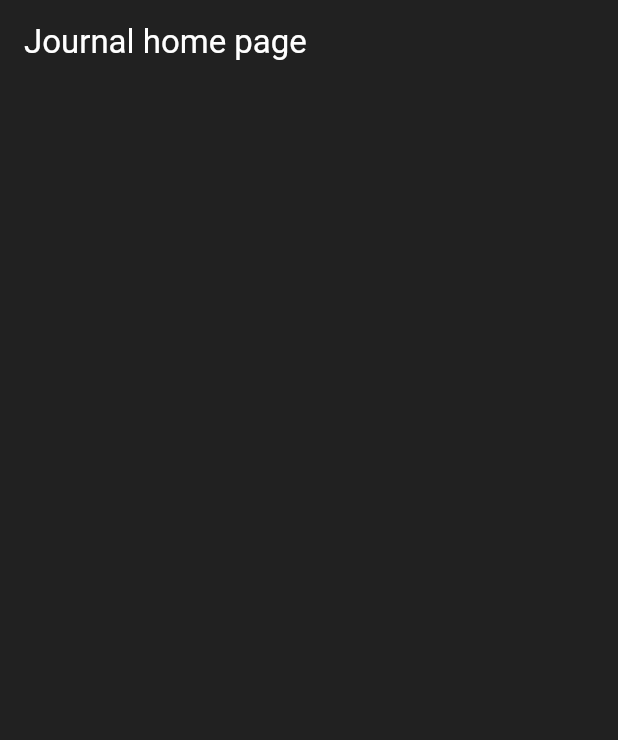
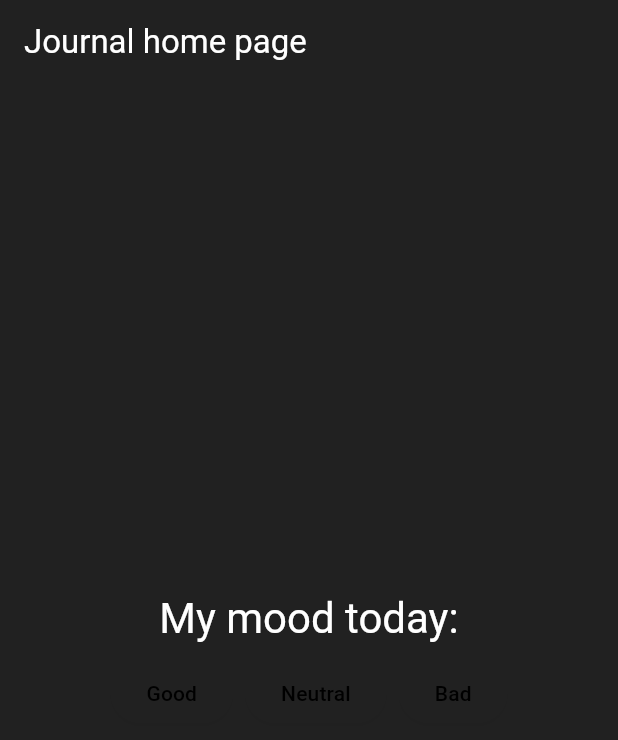
Before and after one commit to marek-musial/mini_journal_app, a Flutter app: the screen it shows after launch, on a phone screen of 412 x 824 dp. Shown: the top 740 px of the screen. Run offline on Flutter 3.47's test engine with Material 2 defaults, Android fonts, the phone set to English and light mode, and no system bars.

Commit message:
Add mood_page, fix color_schemes name typo
Added mood_page as main feature of saving current mood of the day for later display.
Fixed typo in filename of color_schemes. Changed import uri.

```diff
--- a/lib/main.dart
+++ b/lib/main.dart
@@ -1,5 +1,6 @@
 import 'package:flutter/material.dart';
-import 'package:journal/consts/color%20schemes.dart';
+import 'package:journal/consts/color_schemes.dart';
+import 'package:journal/mood_page.dart';
 
 void main() {
   runApp(const MyApp());
@@ -15,26 +16,7 @@ class MyApp extends StatelessWidget {
         useMaterial3: true,
         colorScheme: currentColorScheme,
       ),
-      home: const HomePage(),
+      home: const MoodPage(),
     );
   }
 }
-
-class HomePage extends StatelessWidget {
-  const HomePage({super.key});
-
-  @override
-  Widget build(BuildContext context) {
-    return Scaffold(
-      appBar: AppBar(
-        title: const Text('Journal home page'),
-      ),
-      body: Center(
-        child: Column(
-          mainAxisAlignment: MainAxisAlignment.center,
-          children: const [],
-        ),
-      ),
-    );
-  }
-}
--- /dev/null
+++ b/lib/mood_page.dart
@@ -0,0 +1,52 @@
+import 'package:flutter/material.dart';
+
+class MoodPage extends StatelessWidget {
+  const MoodPage({super.key});
+
+  @override
+  Widget build(BuildContext context) {
+    return Scaffold(
+      appBar: AppBar(
+        title: const Text('Journal home page'),
+      ),
+      body: Center(
+        child: Column(
+          mainAxisAlignment: MainAxisAlignment.center,
+          children: <Widget>[
+            Text(
+              'My mood today:',
+              style: Theme.of(context).textTheme.headlineMedium,
+            ),
+            const SizedBox(
+              height: 8,
+            ),
+            Row(
+              mainAxisAlignment: MainAxisAlignment.center,
+              children: [
+                OverflowBar(
+                  spacing: 8,
+                  overflowSpacing: 4,
+                  overflowAlignment: OverflowBarAlignment.center,
+                  children: [
+                    ElevatedButton(
+                      onPressed: () {},
+                      child: const Text('Good'),
+                    ),
+                    ElevatedButton(
+                      onPressed: () {},
+                      child: const Text('Neutral'),
+                    ),
+                    ElevatedButton(
+                      onPressed: () {},
+                      child: const Text('Bad'),
+                    )
+                  ],
+                )
+              ],
+            )
+          ],
+        ),
+      ),
+    );
+  }
+}
```
Also changed, not shown: lib/consts/color_schemes.dart (renamed from lib/consts/color schemes.dart).
